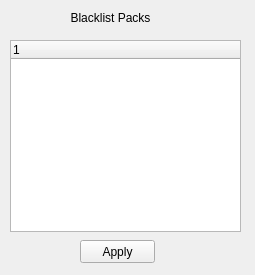
Qt form ui/main_window.ui (jisanos/DomainMerger) before a commit.
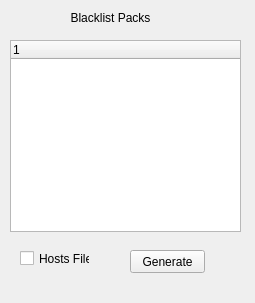
The same form after that commit.

Commit message: Added hosts file checkbox to generate hosts file.

What changed in the file:
```diff
--- a/ui/main_window.ui
+++ b/ui/main_window.ui
@@ -7,7 +7,7 @@
     <x>0</x>
     <y>0</y>
     <width>255</width>
-    <height>275</height>
+    <height>303</height>
    </rect>
   </property>
   <property name="windowTitle">
@@ -33,14 +33,14 @@
    <widget class="QPushButton" name="pushButton_apply">
     <property name="geometry">
      <rect>
-      <x>80</x>
-      <y>240</y>
+      <x>130</x>
+      <y>250</y>
       <width>75</width>
       <height>23</height>
      </rect>
     </property>
     <property name="text">
-     <string>Apply</string>
+     <string>Generate</string>
     </property>
    </widget>
    <widget class="QTreeWidget" name="treeWidget_packs">
@@ -58,6 +58,19 @@
      </property>
     </column>
    </widget>
+   <widget class="QCheckBox" name="checkBox_hosts">
+    <property name="geometry">
+     <rect>
+      <x>20</x>
+      <y>250</y>
+      <width>70</width>
+      <height>17</height>
+     </rect>
+    </property>
+    <property name="text">
+     <string>Hosts File</string>
+    </property>
+   </widget>
   </widget>
  </widget>
  <resources/>
```
The commit also changes 4 other files.
